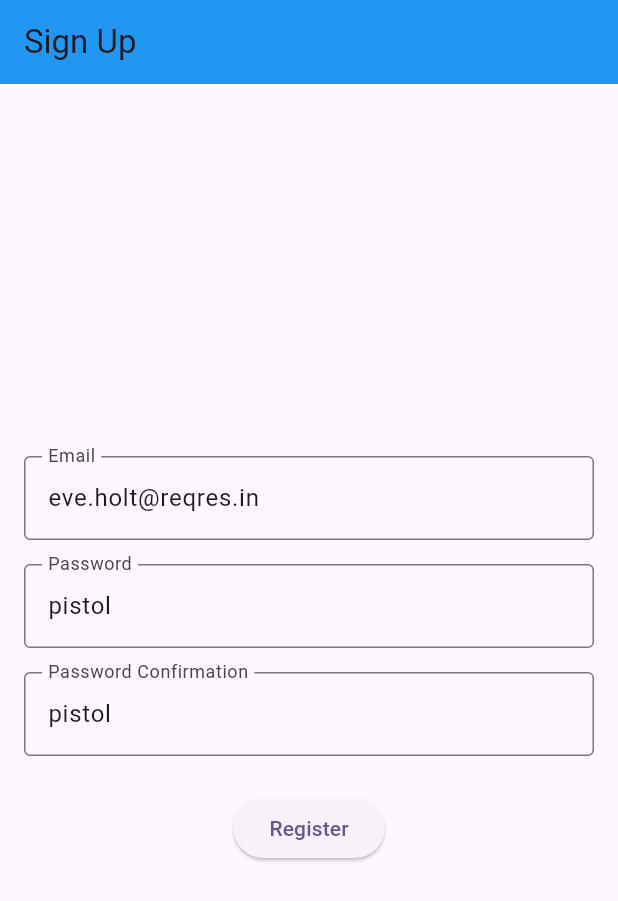
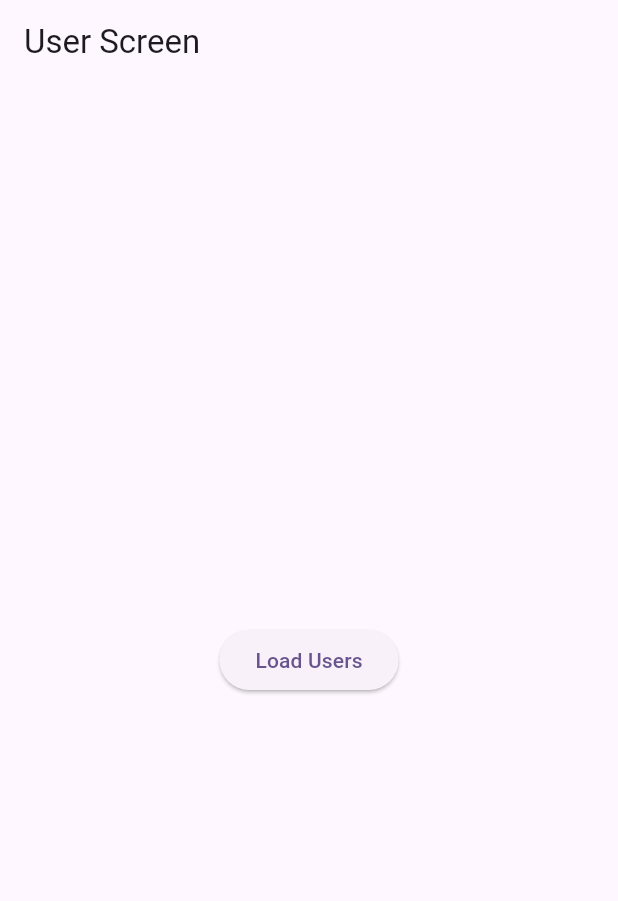
Before and after one commit to kmsdkmsd007/api_integration, a Flutter app: the screen it shows after launch, on a phone screen of 412 x 824 dp. Shown: the top 901 px of the screen. Run offline on Flutter 3.47's test engine with Material 3 defaults, Android fonts, the phone set to English and light mode, and no system bars; our stand-ins replace another_flushbar, bloc, dartz, equatable, flutter_bloc, get_it and 1 more; missing offline and left inert: dart:ffi.

Commit message:
implement the prsentatton layer

```diff
--- a/lib/features/users/data/datasources/user_remote_data_source.dart
+++ b/lib/features/users/data/datasources/user_remote_data_source.dart
@@ -13,15 +13,18 @@ class RemoteDataSourceImpl implements UserRemoteDataSource {
   @override
   Future<List<UserDateModel>> getAllUsers() async {
     final response = await client.get(
-      Uri.parse('https://reqres.in/api/users?page=2'),
+      Uri.parse('https://reqres.in/api/users?page=1'),
       headers: {'x-api-key': 'reqres-free-v1'},
     );
 
     if (response.statusCode == 200) {
-      final List<UserDateModel> users =
-          (jsonDecode(response.body)['data'] as List)
-              .map((e) => UserDateModel.fromJson(e))
-              .toList();
+      final decodedJson = json.decode(response.body);
+      final List<dynamic> userListJson = decodedJson['data'];
+
+      final List<UserDateModel> users = userListJson
+          .map((e) => UserDateModel.fromJson(e))
+          .toList();
+      print(users);
       return users;
     } else {
       throw Exception('Failed to load data');
--- a/lib/features/users/data/models/user_model.dart
+++ b/lib/features/users/data/models/user_model.dart
@@ -57,12 +57,6 @@ import 'package:dummy/features/users/domain/entities/user.dart';
 
 // ignore: must_be_immutable
 class UserDateModel extends User {
-  int? id;
-  String? email;
-  String? firstName;
-  String? lastName;
-  String? avatar;
-
   UserDateModel({
     required super.id,
     required super.email,
--- a/lib/features/users/presentation/cubit/users_cubit.dart
+++ b/lib/features/users/presentation/cubit/users_cubit.dart
@@ -1,8 +1,20 @@
 import 'package:bloc/bloc.dart';
+import 'package:dummy/features/users/domain/entities/user.dart';
+import 'package:dummy/features/users/domain/repositories/user_repository.dart';
 import 'package:equatable/equatable.dart';
 
 part 'users_state.dart';
 
 class UsersCubit extends Cubit<UsersState> {
-  UsersCubit() : super(UsersInitial());
+  final UserRepository userRepository;
+  UsersCubit(Object object, {required this.userRepository})
+    : super(UsersInitial());
+
+  Future<void> fetchAllUsers() async {
+    emit(UsersLoading());
+    final result = await userRepository.fetchUser();
+    result.fold((failure) {
+      emit(UserError(failure.toString()));
+    }, (users) => emit(UsersLoaded(users)));
+  }
 }
--- a/lib/features/users/presentation/cubit/users_state.dart
+++ b/lib/features/users/presentation/cubit/users_state.dart
@@ -8,3 +8,18 @@ abstract class UsersState extends Equatable {
 }
 
 class UsersInitial extends UsersState {}
+
+class UsersLoading extends UsersState {}
+
+class UsersLoaded extends UsersState {
+  final List<User> users;
+  const UsersLoaded(this.users);
+}
+
+class UserError extends UsersState {
+  final String message;
+  const UserError(this.message);
+
+  @override
+  List<Object> get props => [message];
+}
--- /dev/null
+++ b/lib/features/users/presentation/pages/user_screen.dart
@@ -0,0 +1,48 @@
+import 'package:dummy/features/users/presentation/cubit/users_cubit.dart';
+import 'package:flutter/material.dart';
+import 'package:flutter_bloc/flutter_bloc.dart';
+
+class UserScreen extends StatelessWidget {
+  const UserScreen({super.key});
+
+  @override
+  Widget build(BuildContext context) {
+    return Scaffold(
+      appBar: AppBar(title: Text("User Screen ")),
+      body: BlocBuilder<UsersCubit, UsersState>(
+        builder: (context, state) {
+          if (state is UsersLoading) {
+            return Center(child: CircularProgressIndicator());
+          } else if (state is UsersLoaded) {
+            return ListView.builder(
+              itemCount: state.users.length,
+              itemBuilder: (context, index) {
+                final user = state.users[index];
+                return Column(
+                  children: [
+                    ListTile(
+                      leading: CircleAvatar(
+                        backgroundImage: NetworkImage(user.avatar.toString()),
+                      ),
+                      title: Text('${user.firstName} ${user.lastName}'),
+                      subtitle: Text(user.email.toString()),
+                    ),
+                    SizedBox(height: 10),
+                  ],
+                );
+              },
+            );
+          } else if (state is UserError) {
+            return Center(child: Text('Error: ${state.message}'));
+          }
+          return Center(
+            child: ElevatedButton(
+              onPressed: () => context.read<UsersCubit>().fetchAllUsers(),
+              child: const Text('Load Users'),
+            ),
+          );
+        },
+      ),
+    );
+  }
+}
--- a/lib/main.dart
+++ b/lib/main.dart
@@ -1,6 +1,8 @@
 import 'package:dummy/features/login/presentation/bloc/login_bloc.dart';
 import 'package:dummy/features/singup/presentation/bloc/singup_bloc.dart';
 import 'package:dummy/features/singup/presentation/pages/signup_page.dart';
+import 'package:dummy/features/users/presentation/cubit/users_cubit.dart';
+import 'package:dummy/features/users/presentation/pages/user_screen.dart';
 import 'package:flutter/material.dart';
 import 'package:flutter_bloc/flutter_bloc.dart';
 import 'injection_container.dart' as di;
@@ -21,6 +23,7 @@ class MyApp extends StatelessWidget {
       providers: [
         BlocProvider(create: (_) => di.sl<SingupBloc>()),
         BlocProvider(create: (_) => di.sl<LoginBloc>()),
+        BlocProvider(create: (_) => di.sl<UsersCubit>()),
       ],
 
       child: MaterialApp(
@@ -28,7 +31,7 @@ class MyApp extends StatelessWidget {
         theme: ThemeData(
           colorScheme: ColorScheme.fromSeed(seedColor: Colors.deepPurple),
         ),
-        home: SignupPage(),
+        home: UserScreen(),
       ),
     );
   }
```
Also changed, not shown: lib/features/splash/presentation/cubit/splash_cubit.dart (added, +8 -0 lines), lib/features/splash/presentation/cubit/splash_state.dart (added, +10 -0 lines), lib/injection_container.dart (+15 -0 lines), lib/features/splash/domain/usecases/check_loggin_usecase.dart (added), 9 other files.
